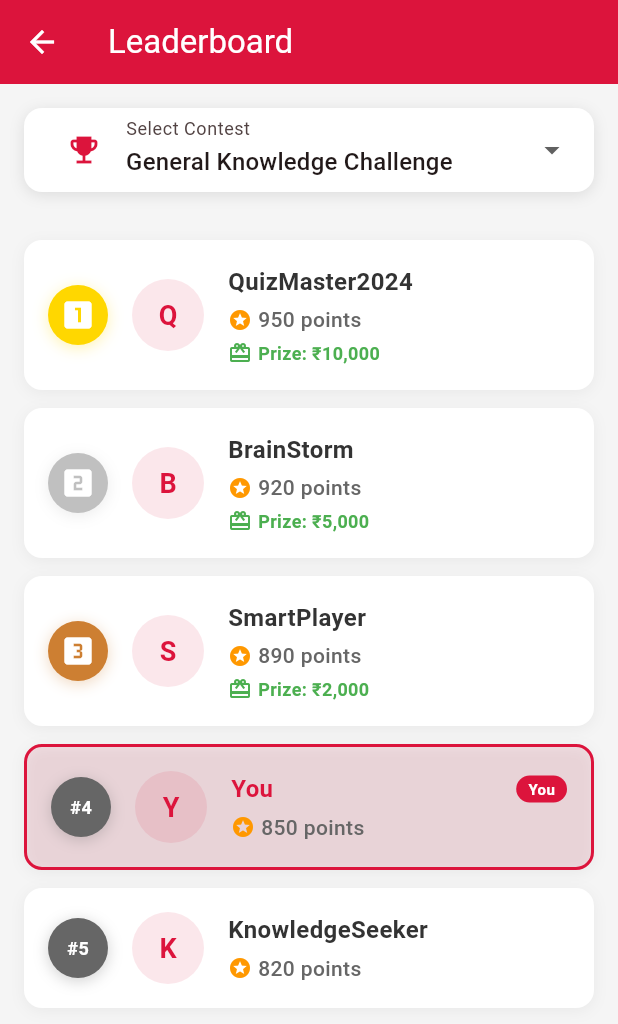
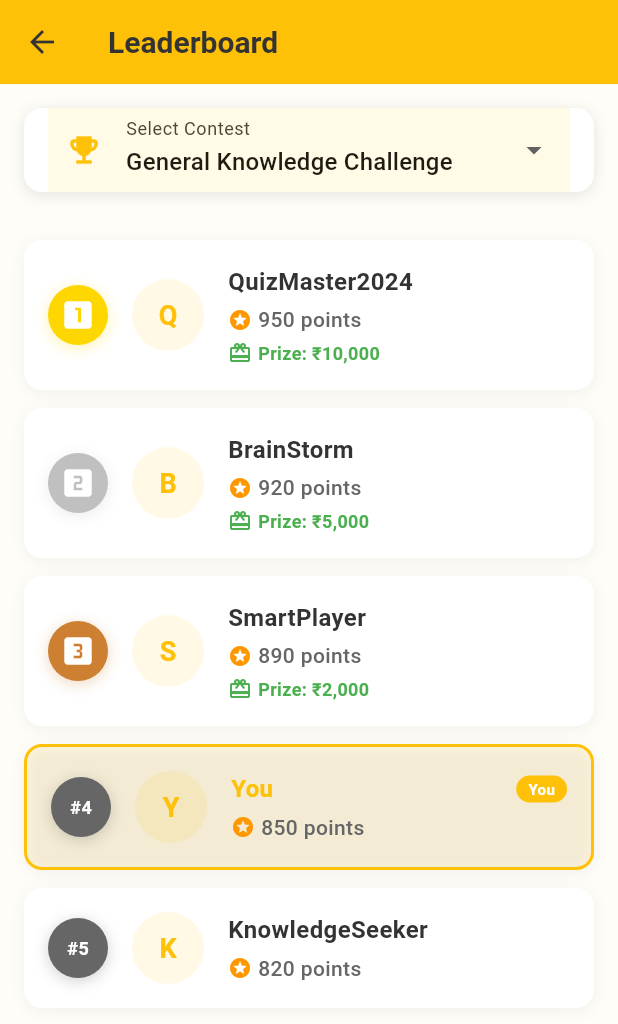
Before and after one commit to rohitsharma342/ringup, a Flutter app: the screen it shows after launch, after a tap on "Leaderboard", on a phone screen of 412 x 824 dp. Shown: the top 1024 px of the screen. Run offline on Flutter 3.47's test engine with Material 3 defaults, Android fonts, the phone set to English and light mode, and no system bars; our stand-ins replace cached_network_image, carousel_slider, google_fonts; network calls fail.

Commit message:
Updated project for ringup

```diff
--- a/lib/main.dart
+++ b/lib/main.dart
@@ -42,21 +42,67 @@ class MyApp extends StatelessWidget {
           colorScheme: ColorScheme.fromSeed(
             seedColor: AppColors.primary,
             brightness: Brightness.light,
+            primary: AppColors.primary,
+            secondary: AppColors.accent,
+            surface: AppColors.surfaceYellow,
+            background: AppColors.background,
           ),
           useMaterial3: true,
           appBarTheme: AppBarTheme(
             backgroundColor: AppColors.primary,
-            foregroundColor: Colors.white,
+            foregroundColor: AppColors.textPrimary,
             elevation: 0,
+            titleTextStyle: TextStyle(
+              color: AppColors.textPrimary,
+              fontSize: 20,
+              fontWeight: FontWeight.w600,
+            ),
+            iconTheme: IconThemeData(
+              color: AppColors.textPrimary,
+            ),
           ),
           elevatedButtonTheme: ElevatedButtonThemeData(
             style: ElevatedButton.styleFrom(
               backgroundColor: AppColors.primary,
-              foregroundColor: Colors.white,
+              foregroundColor: AppColors.textPrimary,
+              elevation: 2,
+              shadowColor: AppColors.primaryDark.withOpacity(0.3),
               shape: RoundedRectangleBorder(
-                borderRadius: BorderRadius.circular(8),
+                borderRadius: BorderRadius.circular(12),
               ),
+              padding: EdgeInsets.symmetric(horizontal: 24, vertical: 12),
             ),
+          ),
+          cardTheme: CardTheme(
+            color: AppColors.cardBackground,
+            elevation: 2,
+            shadowColor: AppColors.primary.withOpacity(0.1),
+            shape: RoundedRectangleBorder(
+              borderRadius: BorderRadius.circular(12),
+            ),
+          ),
+          floatingActionButtonTheme: FloatingActionButtonThemeData(
+            backgroundColor: AppColors.accent,
+            foregroundColor: AppColors.textPrimary,
+            elevation: 4,
+          ),
+          bottomNavigationBarTheme: BottomNavigationBarThemeData(
+            backgroundColor: AppColors.cardBackground,
+            selectedItemColor: AppColors.primary,
+            unselectedItemColor: AppColors.textSecondary,
+            elevation: 8,
+          ),
+          inputDecorationTheme: InputDecorationTheme(
+            border: OutlineInputBorder(
+              borderRadius: BorderRadius.circular(12),
+              borderSide: BorderSide(color: AppColors.border),
+            ),
+            focusedBorder: OutlineInputBorder(
+              borderRadius: BorderRadius.circular(12),
+              borderSide: BorderSide(color: AppColors.primary, width: 2),
+            ),
+            filled: true,
+            fillColor: AppColors.surfaceYellow,
           ),
         ),
         initialRoute: AppRoutes.splash,
--- a/lib/utils/app_colors.dart
+++ b/lib/utils/app_colors.dart
@@ -1,14 +1,20 @@
 import 'package:flutter/material.dart';
 
 class AppColors {
-  static const Color primary = Color(0xFFDC143C);
-  static const Color background = Color(0xFFF5F5F5);
+  static const Color primary = Color(0xFFFFC107);
+  static const Color background = Color(0xFFFFFDF7);
   static const Color cardBackground = Colors.white;
   static const Color textPrimary = Color(0xFF333333);
   static const Color textSecondary = Color(0xFF666666);
-  static const Color accent = Color(0xFFB91C3C);
+  static const Color accent = Color(0xFFFFB300);
   static const Color success = Color(0xFF4CAF50);
   static const Color warning = Color(0xFFFF9800);
   static const Color error = Color(0xFFF44336);
   static const Color border = Color(0xFFE0E0E0);
+
+  // Additional yellow theme colors
+  static const Color primaryLight = Color(0xFFFFF350);
+  static const Color primaryDark = Color(0xFFF57F17);
+  static const Color accentLight = Color(0xFFFFE082);
+  static const Color surfaceYellow = Color(0xFFFFFBE6);
 }
```
